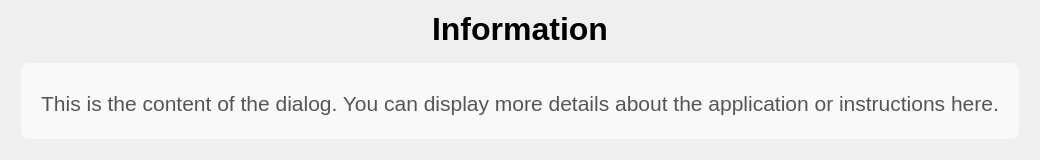
XQQYT/XqqytDesktop, file UI/Dialog/Dialog/InfoDialog/InfoDialog.ui: the form before one commit.
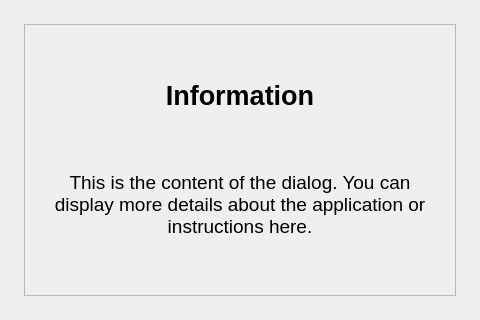
The form after the commit.

What changed in the file:
```diff
--- a/UI/Dialog/Dialog/InfoDialog/InfoDialog.ui
+++ b/UI/Dialog/Dialog/InfoDialog/InfoDialog.ui
@@ -6,35 +6,59 @@
    <rect>
     <x>0</x>
     <y>0</y>
-    <width>0</width>
-    <height>0</height>
+    <width>480</width>
+    <height>320</height>
    </rect>
   </property>
   <property name="windowTitle">
    <string>Information</string>
   </property>
-  <property name="styleSheet">
-   <string notr="true">QPushButton {
-  background-color: #4CAF50;
-  color: white;
-  border-radius: 8px;
-  padding: 10px 20px;
-  font-size: 16px;
-  border: none;
-}
-
-QPushButton:hover {
-  background-color: #45a049;
-}</string>
-  </property>
-  <layout class="QVBoxLayout" name="mainLayout">
+ 
+  <layout class="QVBoxLayout" name="verticalLayout" stretch="0">
+   <property name="leftMargin">
+    <number>24</number>
+   </property>
+   <property name="topMargin">
+    <number>24</number>
+   </property>
+   <property name="rightMargin">
+    <number>24</number>
+   </property>
+   <property name="bottomMargin">
+    <number>24</number>
+   </property>
    <item>
-    <layout class="QVBoxLayout" name="topLayout">
+    <widget class="QFrame" name="card">
+     <property name="frameShape">
+      <enum>QFrame::StyledPanel</enum>
+     </property>
+     <property name="frameShadow">
+      <enum>QFrame::Raised</enum>
+     </property>
+     <property name="lineWidth">
+      <number>0</number>
+     </property>
+     <layout class="QVBoxLayout" name="cardLayout">
+      <property name="spacing">
+       <number>16</number>
+      </property>
+      <property name="leftMargin">
+       <number>24</number>
+      </property>
+      <property name="topMargin">
+       <number>24</number>
+      </property>
+      <property name="rightMargin">
+       <number>24</number>
+      </property>
+      <property name="bottomMargin">
+       <number>24</number>
+      </property>
      <item>
       <widget class="QLabel" name="label_title">
        <property name="font">
         <font>
-         <pointsize>24</pointsize>
+          <pointsize>20</pointsize>
          <weight>75</weight>
          <bold>true</bold>
         </font>
@@ -47,39 +71,49 @@
        </property>
       </widget>
      </item>
-    </layout>
-   </item>
    <item>
     <widget class="QLabel" name="label_content">
      <property name="font">
       <font>
-       <pointsize>16</pointsize>
-      </font>
-     </property>
-     <property name="styleSheet">
-      <string notr="true">QLabel#label_content {
-  color: #555555;
-  background-color: #f9f9f9;
-  border-radius: 8px;
-  padding: 20px;
-  margin: 10px;
-}</string>
-     </property>
+          <pointsize>14</pointsize>
+         </font>
+        </property>
      <property name="text">
       <string>This is the content of the dialog. You can display more details about the application or instructions here.</string>
      </property>
      <property name="alignment">
-      <set>Qt::AlignCenter|Qt::AlignHCenter|Qt::AlignTop|Qt::AlignVCenter</set>
-     </property>
+         <set>Qt::AlignCenter</set>
+        </property>
+        <property name="wordWrap">
+         <bool>true</bool>
+        </property>
     </widget>
    </item>
    <item>
-    <layout class="QHBoxLayout" name="btn_layout"/>
-   </item>
-  </layout>
- </widget>
- <resources>
-  <include location="../../../../Resources/res.qrc"/>
- </resources>
+       <layout class="QHBoxLayout" name="buttonLayout">
+        <property name="spacing">
+         <number>12</number>
+        </property>
+        <item>
+         <spacer name="horizontalSpacer">
+          <property name="orientation">
+           <enum>Qt::Horizontal</enum>
+          </property>
+          <property name="sizeHint" stdset="0">
+           <size>
+            <width>40</width>
+            <height>20</height>
+           </size>
+          </property>
+         </spacer>
+        </item>
+       </layout>
+      </item>
+     </layout>
+    </widget>
+   </item>
+  </layout>
+ </widget>
+ <resources/>
  <connections/>
 </ui>
```
Lines whose indentation alone changed are shown as unchanged.
